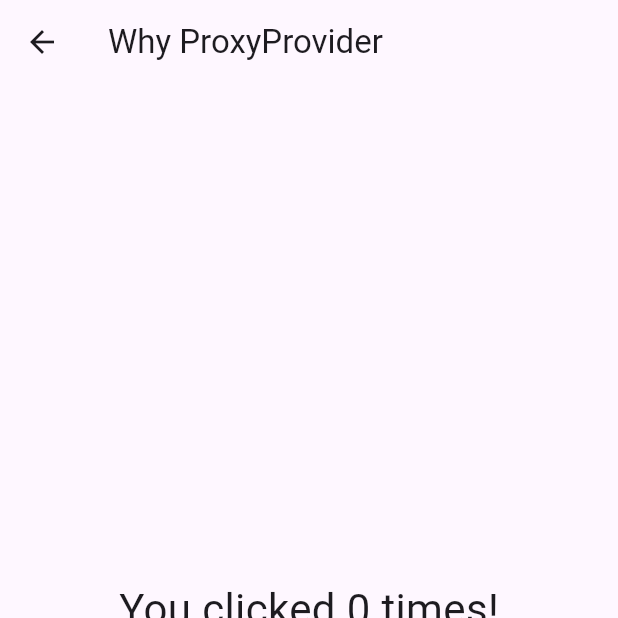
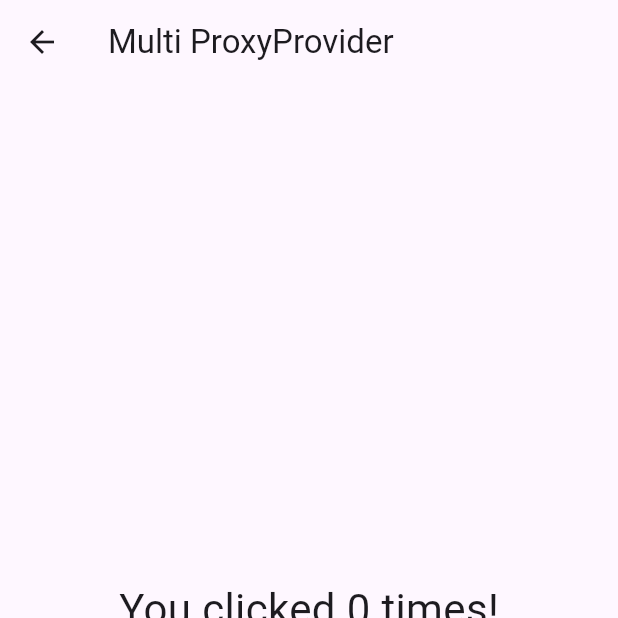
Before and after one commit to jsmile/proxy_provider_demos, a Flutter app: the ProxyProvProxyProv screen opened directly, on a phone screen of 412 x 824 dp, the top half of it. Run offline on Flutter 3.47's test engine with Material 2 defaults, Android fonts, the phone set to English and light mode, and no system bars.

Commit message:
MultiProvider - ProxyProvider0 & ProxyProvider

```diff
--- a/lib/src/pages/proxyprov_proxyprov.dart
+++ b/lib/src/pages/proxyprov_proxyprov.dart
@@ -1,10 +1,17 @@
 import 'package:flutter/material.dart';
 import 'package:provider/provider.dart';
+import 'package:proxy_provider_demos/src/pages/chgnotiprov_chgnotiproxyprov.dart';
 
-class Translations4 {
+/// Multiprovider
+/// ProxyProvider0<T> & ProxyProvider<T, R>
+///
+/// int 를 반환하는 provider 과
+/// 그 변화하는 int 를 받아서 새로운 object 를 생성하며 직접 수정하는 방식
+/// async 한 작업없이 객체들 간의 상호작업으로만 이루어 진다면 ProxyProvider 사용.
+class Translations {
   final int _value;
 
-  Translations4(this._value);
+  Translations(this._value);
 
   String get title => 'You clicked $_value times!';
 }
@@ -30,9 +37,21 @@ class _ProxyProvProxyProvState extends State<ProxyProvProxyProv> {
   Widget build(BuildContext context) {
     return Scaffold(
       appBar: AppBar(
-        title: const Text('Why ProxyProvider'),
+        title: const Text('Multi ProxyProvider'),
       ),
       body: Center(
+        child: MultiProvider(
+          providers: [
+            ProxyProvider0<int>(
+              update: (_, __) => counter, // __ : 사용하지 않는 이전 값
+            ),
+            // int 형의 counter 에 의존하는 Translations 생성
+            // async 한 작업없이 객체들 간의 상호작업으로만 이루어 진다면 ProxyProvider 사용.
+            ProxyProvider<int, Translations>(
+              // __ : 사용하지 않는 이전 값
+              update: (_, value, __) => Translations(value),
+            ),
+          ],
           child: Column(
             mainAxisAlignment: MainAxisAlignment.center,
             children: [
@@ -40,6 +59,7 @@ class _ProxyProvProxyProvState extends State<ProxyProvProxyProv> {
               const SizedBox(height: 20),
               IncreasedButton(increment: increment),
             ],
+          ),
         ),
       ),
     );
@@ -51,9 +71,10 @@ class ShowTransrations extends StatelessWidget {
 
   @override
   Widget build(BuildContext context) {
-    return const Text(
-      'You clicked 0 times!',
-      style: TextStyle(fontSize: 28.0),
+    final String title = context.watch<Translations>().title;
+    return Text(
+      title,
+      style: const TextStyle(fontSize: 28.0),
     );
   }
 }
```
Also changed, not shown: lib/src/pages/chgnotiprov_chgnotiproxyprov.dart (+63 -16 lines). Lines whose indentation alone changed are shown as unchanged.
